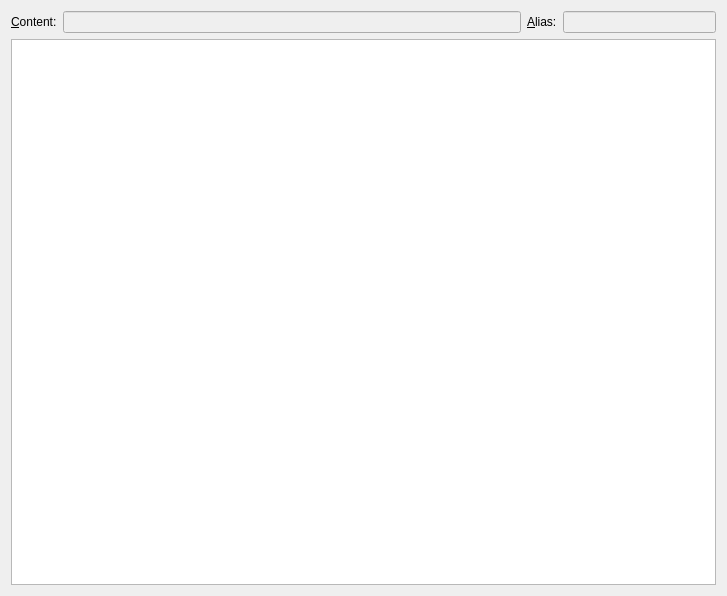
Qt form src/Mod/Spreadsheet/Gui/Sheet.ui (southseact-3d/fcd) before a commit.
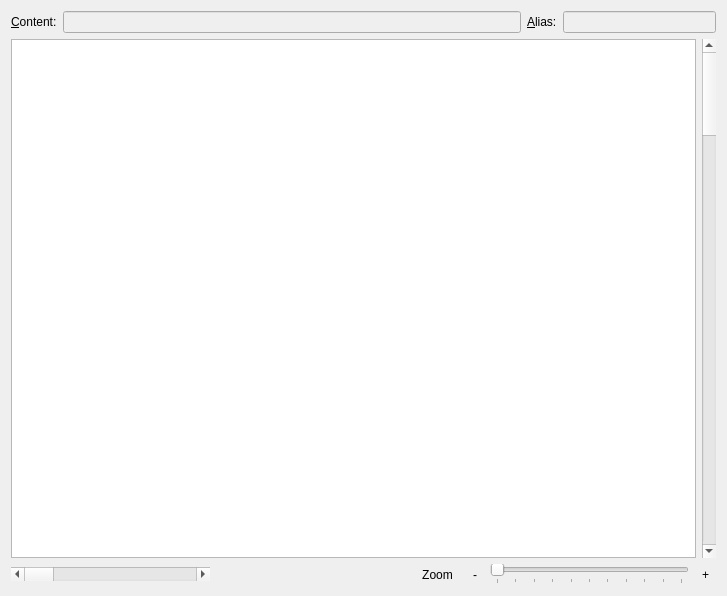
The same form after that commit. Custom widgets are drawn as their Qt base class.

Commit message:
[Spreadsheet] Enable zoom in Spreadsheet (#16130)
* [Spreadsheet] Enable zoom in Spreadsheet

Closes #6094. This commit also fixes page tab order of Spreadsheet
settings in Preferences.

* Spreadsheet: apply clang-format

---------

```diff
--- a/src/Mod/Spreadsheet/Gui/Sheet.ui
+++ b/src/Mod/Spreadsheet/Gui/Sheet.ui
@@ -57,7 +57,154 @@
     </layout>
    </item>
    <item>
-    <widget class="SpreadsheetGui::SheetTableView" name="cells"/>
+    <layout class="QHBoxLayout" name="horizontalLayout_2">
+     <item>
+      <widget class="SpreadsheetGui::SheetTableView" name="cells"/>
+     </item>
+     <item>
+      <widget class="QScrollBar" name="realSB_v">
+       <property name="sizePolicy">
+        <sizepolicy hsizetype="Fixed" vsizetype="Expanding">
+         <horstretch>0</horstretch>
+         <verstretch>0</verstretch>
+        </sizepolicy>
+       </property>
+       <property name="singleStep">
+        <number>5</number>
+       </property>
+       <property name="pageStep">
+        <number>20</number>
+       </property>
+       <property name="orientation">
+        <enum>Qt::Vertical</enum>
+       </property>
+      </widget>
+     </item>
+    </layout>
+   </item>
+   <item>
+    <layout class="QHBoxLayout" name="horizontalLayout">
+     <item>
+      <widget class="QScrollBar" name="realSB_h">
+       <property name="sizePolicy">
+        <sizepolicy hsizetype="Expanding" vsizetype="Fixed">
+         <horstretch>0</horstretch>
+         <verstretch>0</verstretch>
+        </sizepolicy>
+       </property>
+       <property name="singleStep">
+        <number>5</number>
+       </property>
+       <property name="pageStep">
+        <number>20</number>
+       </property>
+       <property name="orientation">
+        <enum>Qt::Horizontal</enum>
+       </property>
+      </widget>
+     </item>
+     <item>
+      <spacer name="horizontalSpacer">
+       <property name="orientation">
+        <enum>Qt::Horizontal</enum>
+       </property>
+       <property name="sizeHint" stdset="0">
+        <size>
+         <width>40</width>
+         <height>20</height>
+        </size>
+       </property>
+      </spacer>
+     </item>
+     <item>
+      <widget class="QToolButton" name="zoomTB">
+       <property name="sizePolicy">
+        <sizepolicy hsizetype="Minimum" vsizetype="Fixed">
+         <horstretch>0</horstretch>
+         <verstretch>0</verstretch>
+        </sizepolicy>
+       </property>
+       <property name="focusPolicy">
+        <enum>Qt::NoFocus</enum>
+       </property>
+       <property name="text">
+        <string>Zoom</string>
+       </property>
+       <property name="toolButtonStyle">
+        <enum>Qt::ToolButtonTextOnly</enum>
+       </property>
+       <property name="autoRaise">
+        <bool>true</bool>
+       </property>
+      </widget>
+     </item>
+     <item>
+      <widget class="QToolButton" name="zoomMinus">
+       <property name="focusPolicy">
+        <enum>Qt::ClickFocus</enum>
+       </property>
+       <property name="text">
+        <string>-</string>
+       </property>
+       <property name="toolButtonStyle">
+        <enum>Qt::ToolButtonTextOnly</enum>
+       </property>
+       <property name="autoRaise">
+        <bool>true</bool>
+       </property>
+      </widget>
+     </item>
+     <item>
+      <widget class="QSlider" name="zoomSlider">
+       <property name="sizePolicy">
+        <sizepolicy hsizetype="MinimumExpanding" vsizetype="Fixed">
+         <horstretch>0</horstretch>
+         <verstretch>0</verstretch>
+        </sizepolicy>
+       </property>
+       <property name="focusPolicy">
+        <enum>Qt::ClickFocus</enum>
+       </property>
+       <property name="minimum">
+        <number>60</number>
+       </property>
+       <property name="maximum">
+        <number>160</number>
+       </property>
+       <property name="singleStep">
+        <number>10</number>
+       </property>
+       <property name="pageStep">
+        <number>20</number>
+       </property>
+       <property name="orientation">
+        <enum>Qt::Horizontal</enum>
+       </property>
+       <property name="tickPosition">
+        <enum>QSlider::TicksBelow</enum>
+       </property>
+       <property name="tickInterval">
+        <number>10</number>
+       </property>
+      </widget>
+     </item>
+     <item>
+      <widget class="QToolButton" name="zoomPlus">
+       <property name="focusPolicy">
+        <enum>Qt::ClickFocus</enum>
+       </property>
+       <property name="text">
+        <string>+</string>
+       </property>
+       <property name="toolButtonStyle">
+        <enum>Qt::ToolButtonTextOnly</enum>
+       </property>
+       <property name="autoRaise">
+        <bool>true</bool>
+       </property>
+      </widget>
+     </item>
+    </layout>
    </item>
   </layout>
  </widget>
```
The commit also changes 8 other files.
